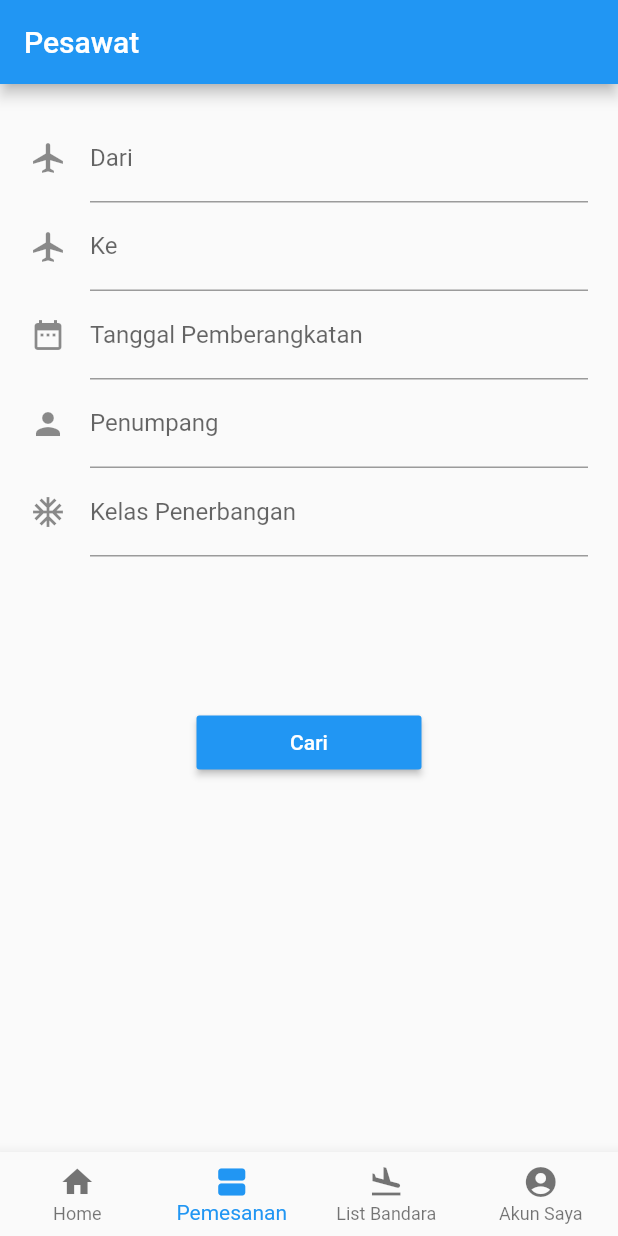
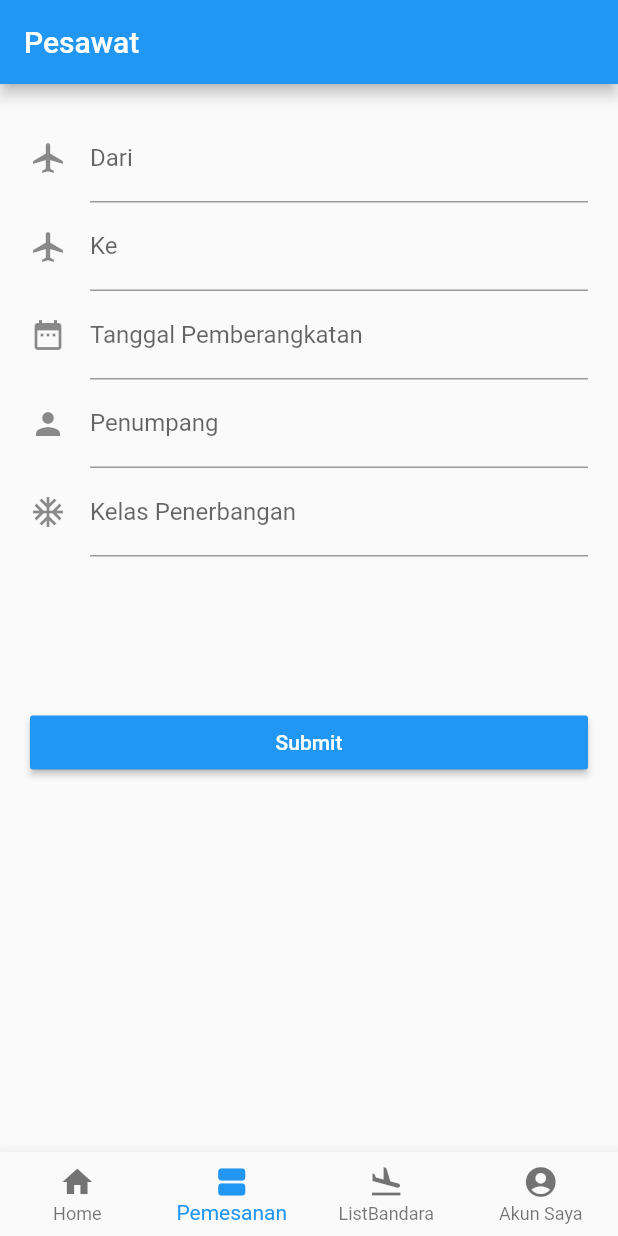
Before and after one commit to Ilhamrsdi/362055401126_UTS, a Flutter app: the screen it shows after launch, item 2 of the bottom bar chosen, on a phone screen of 412 x 824 dp. Run offline on Flutter 3.47's test engine with Material 2 defaults, Android fonts, the phone set to English and light mode, and no system bars; network calls fail.

```diff
--- a/lib/bandara.dart
+++ b/lib/bandara.dart
@@ -1,5 +1,13 @@
 import 'package:flutter/material.dart';
-import 'data.dart';
+
+List<String> items = [
+  "Bandara BlimbingSari - Banyuwangi",
+  "Bandara Ngurah Rai - Bali",
+  "Bandara Halim pedana kusuma",
+  "Bandara International Lombok",
+  "Bandara Sultan Hasanudin",
+  "Bandara International Soekarno Hatta",
+];
 
 class MyApp extends StatelessWidget {
   @override
--- a/lib/data.dart
+++ /dev/null
@@ -1,8 +0,0 @@
-List<String> items = [
-  "Bandara BlimbingSari - Banyuwangi",
-  "Bandara Ngurah Rai - Bali",
-  "Bandara Halim pedana kusuma",
-  "Bandara International Lombok",
-  "Bandara Sultan Hasanudin",
-  "Bandara International Soekarno Hatta",
-];
--- a/lib/main.dart
+++ b/lib/main.dart
@@ -1,9 +1,9 @@
 import 'package:flutter/material.dart';
+import 'bandara.dart';
 import 'akun.dart';
 import 'home.dart';
 import 'inbox.dart';
 import 'pemesanan.dart';
-import 'bandara.dart';
 
 void main() => runApp(new MyApp());
 
@@ -11,11 +11,6 @@ class MyApp extends StatelessWidget {
   @override
   Widget build(BuildContext context) {
     return new MaterialApp(
-      debugShowCheckedModeBanner: false,
-      initialRoute: "/",
-      routes: <String, WidgetBuilder>{
-        '/': (context) => ListBandara(),
-      },
       title: 'Project UTS',
       theme: new ThemeData(
         primarySwatch: Colors.blue,
@@ -54,7 +49,7 @@ class _MyHomePageState extends State<MyHomePage> {
         items: <BottomNavigationBarItem>[
           BottomNavigationBarItem(icon: Icon(Icons.home), title: Text('Home')),
           BottomNavigationBarItem(icon: Icon(Icons.view_agenda), title: Text('Pemesanan')),
-          BottomNavigationBarItem(icon: Icon(Icons.flight_land), title: Text('List Bandara')),
+          BottomNavigationBarItem(icon: Icon(Icons.flight_land), title: Text('ListBandara')),
           BottomNavigationBarItem(icon: Icon(Icons.account_circle), title: Text('Akun Saya')),
         ],
         type: BottomNavigationBarType.fixed,
--- a/lib/pemesanan.dart
+++ b/lib/pemesanan.dart
@@ -1,4 +1,5 @@
 import 'package:flutter/material.dart';
+import 'bandara.dart';
 
 class Pemesanan extends StatefulWidget {
   @override
@@ -85,15 +86,20 @@ class _PemesananState extends State<Pemesanan> {
                 height: 100,
               ),
               Container(
-                width: 150,
+                width: 500,
                 child: RaisedButton(
                   child: Text(
-                    "Cari",
+                    "Submit",
                     style: TextStyle(color: Colors.white),
                   ),
                   color: Colors.blue,
                   onPressed: () {
-                    Navigator.pushNamed(context, '/ListBandara');
+                    initialRoute:
+                    '/';
+                    routes:
+                    <String, WidgetBuilder>{
+                      '/Cari': (context) => ListBandara(),
+                    };
                   },
                 ),
               ),
```
Also changed, not shown: lib/home.dart (+10 -10 lines), 1 other file.
